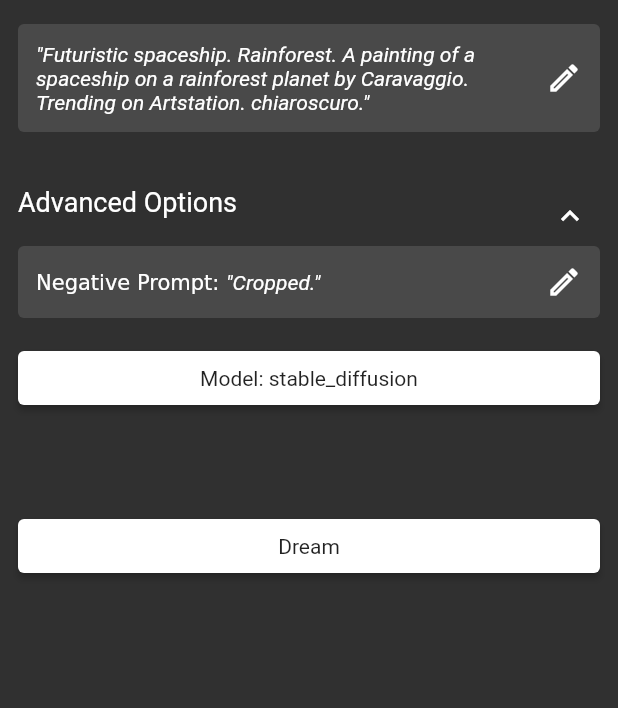
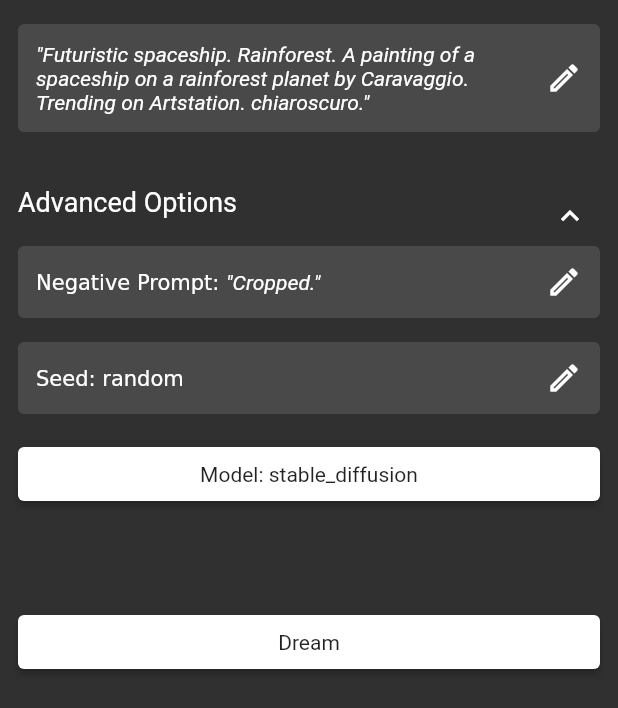
Before and after one commit to ndahlquist/stable-horde-flutter, a Flutter app: the DreamTab widget shown alone on an empty page, opened directly, after a tap on "Advanced Options", on a phone screen of 412 x 824 dp. Shown: the top 708 px of the screen. Run offline on Flutter 3.47's test engine with Material 2 defaults, Android fonts, the phone set to English and light mode, and no system bars; drawn by our look-alikes of expandable; our stand-ins replace cached_network_image, firebase_core, firebase_remote_config, flutter_svg, google_fonts, isar and 3 more; accounts and stored records are empty; generated files the repository leaves out were written again; network calls fail; Roboto replaces fonts that are missing (Ubuntu).

Commit message:
Implement seed (#49)

```diff
--- a/lib/blocs/shared_prefs_bloc.dart
+++ b/lib/blocs/shared_prefs_bloc.dart
@@ -9,6 +9,7 @@ class _SharedPrefsBloc {
   static const _promptKey = 'PROMPT_KEY';
   static const _negativePromptKey = 'NEGATIVE_PROMPT_KEY';
   static const _modelKey = 'MODEL_KEY';
+  static const _seedKey = 'SEED_KEY';
 
   static const defaultPrompt =
       "Futuristic spaceship. Rainforest. A painting of a spaceship on a rainforest planet by Caravaggio. Trending on Artstation. chiaroscuro.";
@@ -61,6 +62,20 @@ class _SharedPrefsBloc {
     await prefs.setString(_negativePromptKey, prompt);
   }
 
+  Future<int?> getSeed() async {
+    final prefs = await SharedPreferences.getInstance();
+    return prefs.getInt(_seedKey);
+  }
+
+  Future setSeed(int? seed) async {
+    final prefs = await SharedPreferences.getInstance();
+    if (seed == null) {
+      await prefs.remove(_seedKey);
+    } else {
+      await prefs.setInt(_seedKey, seed);
+    }
+  }
+
   Future<String> getModel() async {
     final prefs = await SharedPreferences.getInstance();
     return prefs.getString(_modelKey) ?? "stable_diffusion";
--- a/lib/blocs/stable_horde_bloc.dart
+++ b/lib/blocs/stable_horde_bloc.dart
@@ -15,6 +15,7 @@ class _StableHordeBloc {
     final prompt = await sharedPrefsBloc.getPrompt();
     final negativePrompt = await sharedPrefsBloc.getNegativePrompt();
     final model = await sharedPrefsBloc.getModel();
+    final seed = await sharedPrefsBloc.getSeed();
 
     // Add new task to db.
     final dbId = await isar.writeTxn(() async {
@@ -45,7 +46,7 @@ class _StableHordeBloc {
         'height': 512,
         'cfg_scale': 7,
         'seed_variation': 1000,
-        'seed': '',
+        'seed': seed == null ? '' : '$seed',
         'karras': true,
         //'denoising_strength': mutationRate,
         'post_processing': [],
--- a/lib/pages/home/dream_tab.dart
+++ b/lib/pages/home/dream_tab.dart
@@ -4,6 +4,7 @@ import 'package:stable_horde_flutter/blocs/shared_prefs_bloc.dart';
 import 'package:stable_horde_flutter/blocs/stable_horde_bloc.dart';
 import 'package:stable_horde_flutter/pages/home_page.dart';
 import 'package:stable_horde_flutter/pages/prompt_edit_page.dart';
+import 'package:stable_horde_flutter/pages/seed_edit_page.dart';
 import 'package:stable_horde_flutter/widgets/model_button.dart';
 
 class DreamTab extends StatefulWidget {
@@ -65,6 +66,8 @@ class _DreamTabState extends State<DreamTab> {
     return Column(
       children: [
         _negativePromptWidget(),
+        const SizedBox(height: 16),
+        _seedWidget(),
         const SizedBox(height: 16),
         const FractionallySizedBox(widthFactor: 1, child: ModelButton()),
       ],
@@ -175,6 +178,61 @@ class _DreamTabState extends State<DreamTab> {
     );
   }
 
+  Widget _seedWidget() {
+    return FutureBuilder<int?>(
+      future: sharedPrefsBloc.getSeed(),
+      builder: (context, snapshot) {
+        final seed = snapshot.data;
+
+        return GestureDetector(
+          onTap: () async {
+            final int? newSeed = await Navigator.of(context).push(
+              MaterialPageRoute(
+                builder: (_) => SeedEditPage(seed),
+              ),
+            );
+
+            await sharedPrefsBloc.setSeed(newSeed);
+
+            // Rebuild to update the prompt.
+            setState(() {});
+          },
+          child: Container(
+            decoration: const BoxDecoration(
+              color: Colors.white12,
+              borderRadius: BorderRadius.all(
+                Radius.circular(4),
+              ),
+            ),
+            child: Padding(
+              padding: const EdgeInsets.all(12),
+              child: Row(
+                children: [
+                  Expanded(
+                    child: RichText(
+                      textScaleFactor: MediaQuery.of(context).textScaleFactor,
+                      text: TextSpan(
+                        children: [
+                          const TextSpan(
+                            text: "Seed: ",
+                          ),
+                          TextSpan(
+                            text: seed == null ? "random" : seed.toString(),
+                          ),
+                        ],
+                      ),
+                    ),
+                  ),
+                  const Icon(Icons.edit_outlined),
+                ],
+              ),
+            ),
+          ),
+        );
+      },
+    );
+  }
+
   Future _attemptToGenerate() async {
     final prompt = await sharedPrefsBloc.getPrompt();
     if (prompt.isEmpty) {
```
Also changed, not shown: lib/pages/seed_edit_page.dart (added, +83 -0 lines).
